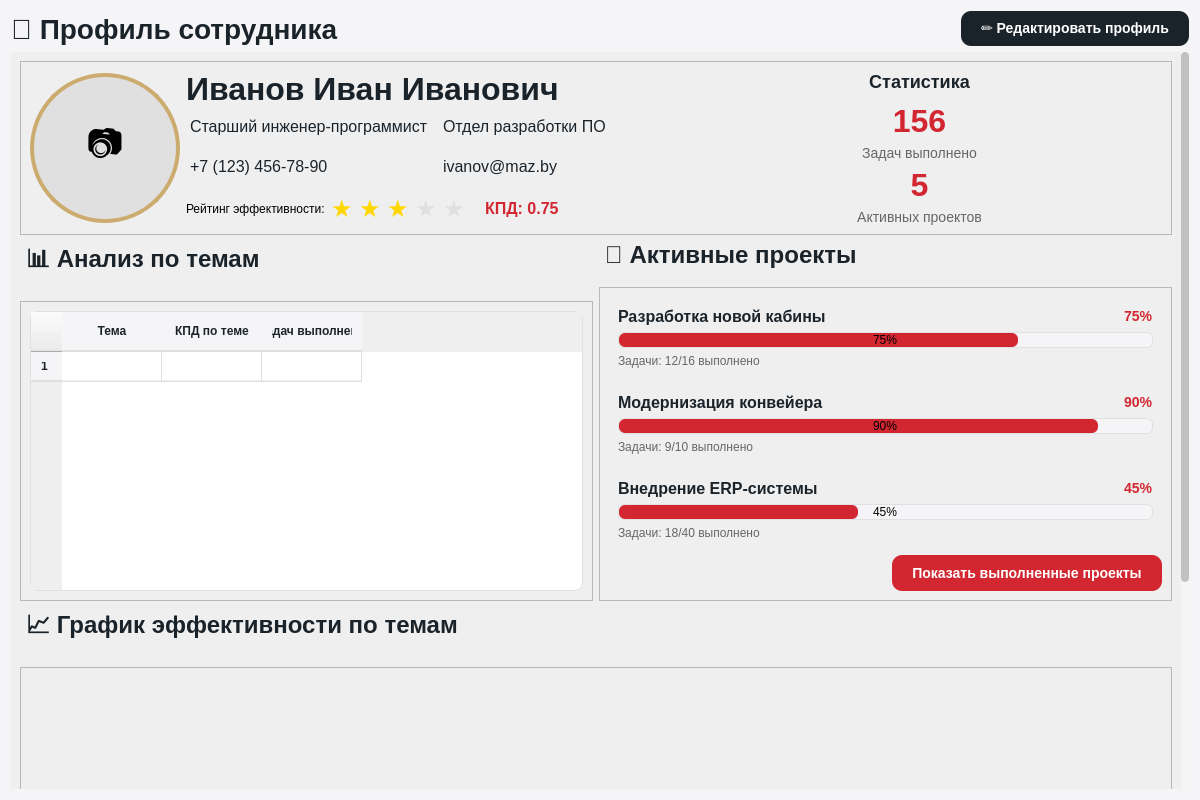
lerakaplich/TaskPlanner2, file ui/profile/profile_page.ui: the form before one commit.
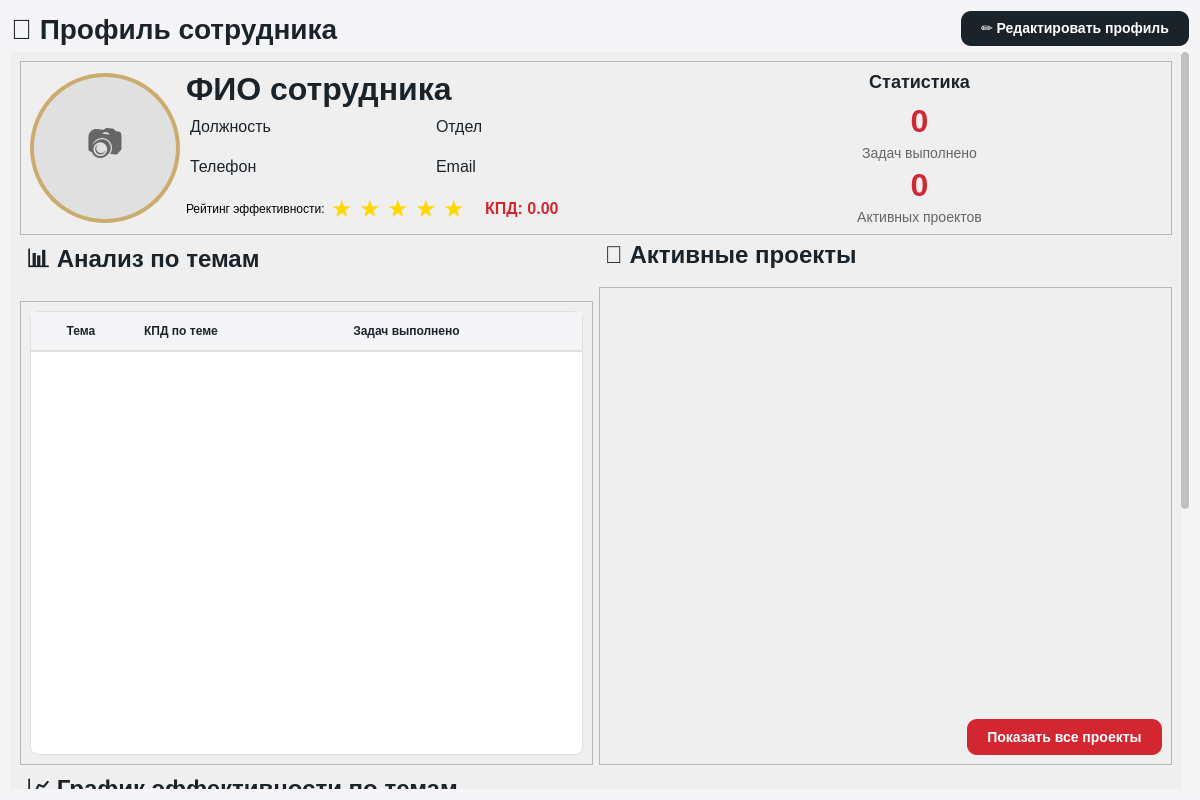
The form after the commit.

Commit message: профиль скролл активные проекты

The edit to the form file:
```diff
--- a/ui/profile/profile_page.ui
+++ b/ui/profile/profile_page.ui
@@ -28,25 +28,6 @@
     padding: 20px;
 }
 
-QFrame[objectName^=&quot;skillCard&quot;] {
-    background-color: white;
-    border-radius: 10px;
-    border: 1px solid #E0E0E0;
-    padding: 15px;
-}
-
-QFrame[objectName^=&quot;projectCard&quot;] {
-    background-color: white;
-    border-radius: 10px;
-    border: 1px solid #E0E0E0;
-    padding: 15px;
-}
-
-QFrame[objectName^=&quot;projectCard&quot;]:hover {
-    border: 2px solid #ccab6e;
-    background-color: #FFFDF6;
-}
-
 /* Заголовки */
 QLabel[objectName^=&quot;header&quot;] {
     font-size: 24px;
@@ -77,10 +58,6 @@
     border-radius: 6px;
 }
 
-QProgressBar.gold::chunk {
-    background-color: #ccab6e;
-}
-
 /* Звезды рейтинга */
 QLabel[objectName^=&quot;star&quot;] {
     font-size: 24px;
@@ -125,54 +102,22 @@
 QTableWidget::item {
     padding: 8px;
     border-bottom: 1px solid #F0F0F0;
+    min-height: 30px;  /* Добавлена минимальная высота для элементов таблицы */
 }
 
 QTableWidget::item:selected {
     background-color: #FFF8E1;
+    color: black;
 }
 
 QHeaderView::section {
     background-color: #F5F5F7;
-    padding: 10px;
+    padding: 4px;
     border: none;
     border-bottom: 2px solid #E0E0E0;
     font-weight: bold;
     color: #1B232A;
-}
-
-/* Графики */
-QFrame[objectName^=&quot;chartFrame&quot;] {
-    background-color: white;
-    border-radius: 10px;
-    border: 1px solid #E0E0E0;
-}
-
-/* Стили для загрузки фото */
-QPushButton#btnUploadPhoto {
-    background-color: rgba(204, 171, 110, 0.9);
-    color: white;
-    border: none;
-    border-radius: 15px;
-    padding: 8px 15px;
-    font-size: 12px;
-    font-weight: bold;
-}
-QPushButton#btnUploadPhoto:hover {
-    background-color: #ccab6e;
-}
-QPushButton#btnUploadPhoto:pressed {
-    background-color: #b59456;
-}
-
-QLabel#labelPhotoPreview {
-    border-radius: 71px;
-    background-color: #F5F5F7;
-}
-
-QFrame#frameAvatar {
-    background-color: #E0E0E0;
-    border-radius: 75px;
-    border: 4px solid #ccab6e;
+    min-height: 30px;  /* Добавлена минимальная высота для заголовков */
 }
 
 /* Скроллбары */
@@ -190,18 +135,18 @@
     border-radius: 4px;
     min-height: 20px;
 }
-            QScrollBar:horizontal {
-                border: none;
-                background: #F5F5F5;
-                height: 8px;
-                margin: 0px;
-                border-radius: 4px;
-            }
-            QScrollBar::handle:horizontal {
-                background: #c1c1c1;
-                border-radius: 4px;
-                min-width: 20px;
-            }
+QScrollBar:horizontal {
+    border: none;
+    background: #F5F5F5;
+    height: 8px;
+    margin: 0px;
+    border-radius: 4px;
+}
+QScrollBar::handle:horizontal {
+    background: #c1c1c1;
+    border-radius: 4px;
+    min-width: 20px;
+}
 QScrollBar::add-line, QScrollBar::sub-line {
     border: none;
     background: none;
@@ -279,9 +224,9 @@
       <property name="geometry">
        <rect>
         <x>0</x>
-        <y>-218</y>
+        <y>0</y>
         <width>1163</width>
-        <height>953</height>
+        <height>900</height>
        </rect>
       </property>
       <layout class="QVBoxLayout" name="verticalLayout_2">
@@ -332,7 +277,7 @@
               <number>5</number>
              </property>
              <item>
-              <widget class="QLabel" name="btnUploadPhoto">
+              <widget class="QLabel" name="labelPhoto">
                <property name="minimumSize">
                 <size>
                  <width>142</width>
@@ -351,7 +296,7 @@
                 </font>
                </property>
                <property name="styleSheet">
-                <string notr="true">QLabel#labelPhotoPreview {
+                <string notr="true">QLabel#labelPhoto {
     font-size: 36px;
     text-align: center;
     color: #666;
@@ -383,7 +328,7 @@
 }</string>
               </property>
               <property name="text">
-               <string>Иванов Иван Иванович</string>
+               <string>ФИО сотрудника</string>
               </property>
              </widget>
             </item>
@@ -398,7 +343,7 @@
 }</string>
               </property>
               <property name="text">
-               <string>Старший инженер-программист</string>
+               <string>Должность</string>
               </property>
              </widget>
             </item>
@@ -413,7 +358,7 @@
 }</string>
               </property>
               <property name="text">
-               <string>Отдел разработки ПО</string>
+               <string>Отдел</string>
               </property>
              </widget>
             </item>
@@ -428,7 +373,7 @@
 }</string>
               </property>
               <property name="text">
-               <string>+7 (123) 456-78-90</string>
+               <string>Телефон</string>
               </property>
              </widget>
             </item>
@@ -443,7 +388,7 @@
 }</string>
               </property>
               <property name="text">
-               <string>ivanov@maz.by</string>
+               <string>Email</string>
               </property>
              </widget>
             </item>
@@ -500,7 +445,7 @@
                 <property name="styleSheet">
                  <string notr="true">QLabel {
     font-size: 24px;
-    color: #E0E0E0;
+    color: #FFD700;
 }</string>
                 </property>
                 <property name="text">
@@ -513,7 +458,7 @@
                 <property name="styleSheet">
                  <string notr="true">QLabel {
     font-size: 24px;
-    color: #E0E0E0;
+    color: #FFD700;
 }</string>
                 </property>
                 <property name="text">
@@ -532,7 +477,7 @@
 }</string>
                 </property>
                 <property name="text">
-                 <string>КПД: 0.75</string>
+                 <string>КПД: 0.00</string>
                 </property>
                </widget>
               </item>
@@ -583,7 +528,7 @@
 }</string>
               </property>
               <property name="text">
-               <string>156</string>
+               <string>0</string>
               </property>
               <property name="alignment">
                <set>Qt::AlignmentFlag::AlignCenter</set>
@@ -616,7 +561,7 @@
 }</string>
               </property>
               <property name="text">
-               <string>5</string>
+               <string>0</string>
               </property>
               <property name="alignment">
                <set>Qt::AlignmentFlag::AlignCenter</set>
@@ -678,7 +623,9 @@
                 <property name="columnCount">
                  <number>3</number>
                 </property>
-                <row/>
+                <attribute name="horizontalHeaderStretchLastSection">
+                 <bool>true</bool>
+                </attribute>
                 <column>
                  <property name="text">
                   <string>Тема</string>
@@ -696,9 +643,6 @@
                 </column>
                </widget>
               </item>
-              <item>
-               <layout class="QHBoxLayout" name="horizontalLayout_6"/>
-              </item>
              </layout>
             </widget>
            </item>
@@ -724,6 +668,18 @@
            </item>
            <item>
             <widget class="QFrame" name="frameProjects">
+             <property name="minimumSize">
+              <size>
+               <width>0</width>
+               <height>478</height>
+              </size>
+             </property>
+             <property name="maximumSize">
+              <size>
+               <width>16777215</width>
+               <height>478</height>
+              </size>
+             </property>
              <property name="frameShape">
               <enum>QFrame::Shape::StyledPanel</enum>
              </property>
@@ -732,216 +688,58 @@
              </property>
              <layout class="QVBoxLayout" name="verticalLayout_8">
               <item>
-               <widget class="QFrame" name="project1">
-                <layout class="QVBoxLayout" name="verticalLayout_9">
-                 <item>
-                  <layout class="QHBoxLayout" name="horizontalLayout_5">
-                   <item>
-                    <widget class="QLabel" name="labelProject1">
-                     <property name="styleSheet">
-                      <string notr="true">QLabel {
-    font-size: 16px;
-    font-weight: bold;
-    color: #1B232A;
-}</string>
+               <widget class="QScrollArea" name="scrollAreaProjects">
+                <property name="frameShape">
+                 <enum>QFrame::Shape::NoFrame</enum>
+                </property>
+                <property name="widgetResizable">
+                 <bool>true</bool>
+                </property>
+                <widget class="QWidget" name="scrollAreaProjectsContents">
+                 <property name="geometry">
+                  <rect>
+                   <x>0</x>
+                   <y>0</y>
+                   <width>524</width>
+                   <height>254</height>
+                  </rect>
+                 </property>
+                 <layout class="QVBoxLayout" name="verticalLayout_9">
+                  <property name="leftMargin">
+                   <number>0</number>
+                  </property>
+                  <property name="topMargin">
+                   <number>0</number>
+                  </property>
+                  <property name="rightMargin">
+                   <number>0</number>
+                  </property>
+                  <property name="bottomMargin">
+                   <number>0</number>
+                  </property>
+                  <item>
+                   <widget class="QWidget" name="projectsContainer" native="true">
+                    <layout class="QVBoxLayout" name="projectsLayout">
+                     <property name="spacing">
+                      <number>10</number>
                      </property>
-                     <property name="text">
-                      <string>Разработка новой кабины</string>
+                     <property name="leftMargin">
+                      <number>0</number>
                      </property>
-                    </widget>
-                   </item>
-                   <item>
-                    <spacer name="horizontalSpacer_5">
-                     <property name="orientation">
-                      <enum>Qt::Orientation::Horizontal</enum>
+                     <property name="topMargin">
+                      <number>0</number>
                      </property>
-                     <property name="sizeHint" stdset="0">
-                      <size>
-                       <width>40</width>
-                       <height>20</height>
-                      </size>
+                     <property name="rightMargin">
+                      <number>0</number>
                      </property>
-                    </spacer>
-                   </item>
-                   <item>
-                    <widget class="QLabel" name="labelProgress1">
-                     <property name="styleSheet">
-                      <string notr="true">QLabel {
-    font-size: 14px;
-    font-weight: bold;
-    color: #D22730;
-}</string>
+                     <property name="bottomMargin">
+                      <number>0</number>
                      </property>
-                     <property name="text">
-                      <string>75%</string>
-                     </property>
-                    </widget>
-                   </item>
-                  </layout>
-                 </item>
-                 <item>
-                  <widget class="QProgressBar" name="progressBar1">
-                   <property name="value">
-                    <number>75</number>
-                   </property>
-                  </widget>
-                 </item>
-                 <item>
-                  <widget class="QLabel" name="labelTasks1">
-                   <property name="styleSheet">
-                    <string notr="true">QLabel {
-    font-size: 12px;
-    color: #666;
-}</string>
-                   </property>
-                   <property name="text">
-                    <string>Задачи: 12/16 выполнено</string>
-                   </property>
-                  </widget>
-                 </item>
-                </layout>
-               </widget>
-              </item>
-              <item>
-               <widget class="QFrame" name="project2">
-                <layout class="QVBoxLayout" name="verticalLayout_10">
-                 <item>
-                  <layout class="QHBoxLayout" name="horizontalLayout_7">
-                   <item>
-                    <widget class="QLabel" name="labelProject2">
-                     <property name="styleSheet">
-                      <string notr="true">QLabel {
-    font-size: 16px;
-    font-weight: bold;
-    color: #1B232A;
-}</string>
-                     </property>
-                     <property name="text">
-                      <string>Модернизация конвейера</string>
-                     </property>
-                    </widget>
-                   </item>
-                   <item>
-                    <spacer name="horizontalSpacer_6">
-                     <property name="orientation">
-                      <enum>Qt::Orientation::Horizontal</enum>
-                     </property>
-                     <property name="sizeHint" stdset="0">
-                      <size>
-                       <width>40</width>
-                       <height>20</height>
-                      </size>
-                     </property>
-                    </spacer>
-                   </item>
-                   <item>
-                    <widget class="QLabel" name="labelProgress2">
-                     <property name="styleSheet">
-                      <string notr="true">QLabel {
-    font-size: 14px;
-    font-weight: bold;
-    color: #D22730;
-}</string>
-                     </property>
-                     <property name="text">
-                      <string>90%</string>
-                     </property>
-                    </widget>
-                   </item>
-                  </layout>
-                 </item>
-                 <item>
-                  <widget class="QProgressBar" name="progressBar2">
-                   <property name="value">
-                    <number>90</number>
-                   </property>
-                  </widget>
-                 </item>
-                 <item>
-                  <widget class="QLabel" name="labelTasks2">
-                   <property name="styleSheet">
-                    <string notr="true">QLabel {
-    font-size: 12px;
-    color: #666;
-}</string>
-                   </property>
-                   <property name="text">
-                    <string>Задачи: 9/10 выполнено</string>
-                   </property>
-                  </widget>
-                 </item>
-                </layout>
-               </widget>
-              </item>
-              <item>
-               <widget class="QFrame" name="project3">
-                <layout class="QVBoxLayout" name="verticalLayout_11">
-                 <item>
-                  <layout class="QHBoxLayout" name="horizontalLayout_8">
-                   <item>
-                    <widget class="QLabel" name="labelProject3">
-                     <property name="styleSheet">
-                      <string notr="true">QLabel {
-    font-size: 16px;
-    font-weight: bold;
-    color: #1B232A;
-}</string>
-                     </property>
-                     <property name="text">
-                      <string>Внедрение ERP-системы</string>
-                     </property>
-                    </widget>
-                   </item>
-                   <item>
-                    <spacer name="horizontalSpacer_7">
-                     <property name="orientation">
-                      <enum>Qt::Orientation::Horizontal</enum>
-                     </property>
-                     <property name="sizeHint" stdset="0">
-                      <size>
-                       <width>40</width>
-                       <height>20</height>
-                      </size>
-                     </property>
-                    </spacer>
-                   </item>
-                   <item>
-                    <widget class="QLabel" name="labelProgress3">
-                     <property name="styleSheet">
-                      <string notr="true">QLabel {
-    font-size: 14px;
-    font-weight: bold;
-    color: #D22730;
-}</string>
-                     </property>
-                     <property name="text">
-                      <string>45%</string>
-                     </property>
-                    </widget>
-                   </item>
-                  </layout>
-                 </item>
-                 <item>
-                  <widget class="QProgressBar" name="progressBar3">
-                   <property name="value">
-                    <number>45</number>
-                   </property>
-                  </widget>
-                 </item>
-                 <item>
-                  <widget class="QLabel" name="labelTasks3">
-                   <property name="styleSheet">
-                    <string notr="true">QLabel {
-    font-size: 12px;
-    color: #666;
-}</string>
-                   </property>
-                   <property name="text">
-                    <string>Задачи: 18/40 выполнено</string>
-                   </property>
-                  </widget>
-                 </item>
-                </layout>
+                    </layout>
+                   </widget>
+                  </item>
+                 </layout>
+                </widget>
                </widget>
               </item>
               <item>
@@ -979,7 +777,7 @@
 }</string>
                   </property>
                   <property name="text">
-                   <string>Показать выполненные проекты</string>
+                   <string>Показать все проекты</string>
                   </property>
                  </widget>
                 </item>
@@ -1008,7 +806,6 @@
          </property>
         </widget>
        </item>
-       <!-- Контейнер для графика - УВЕЛИЧЕННЫЙ РАЗМЕР -->
        <item>
         <widget class="QFrame" name="frameChart">
          <property name="minimumSize">
@@ -1062,8 +859,6 @@
          </layout>
         </widget>
        </item>
-
-       <!-- Добавляем растягивающийся spacer в конец -->
        <item>
         <spacer name="verticalSpacer">
          <property name="orientation">
```
The commit also changes 2 other files.
